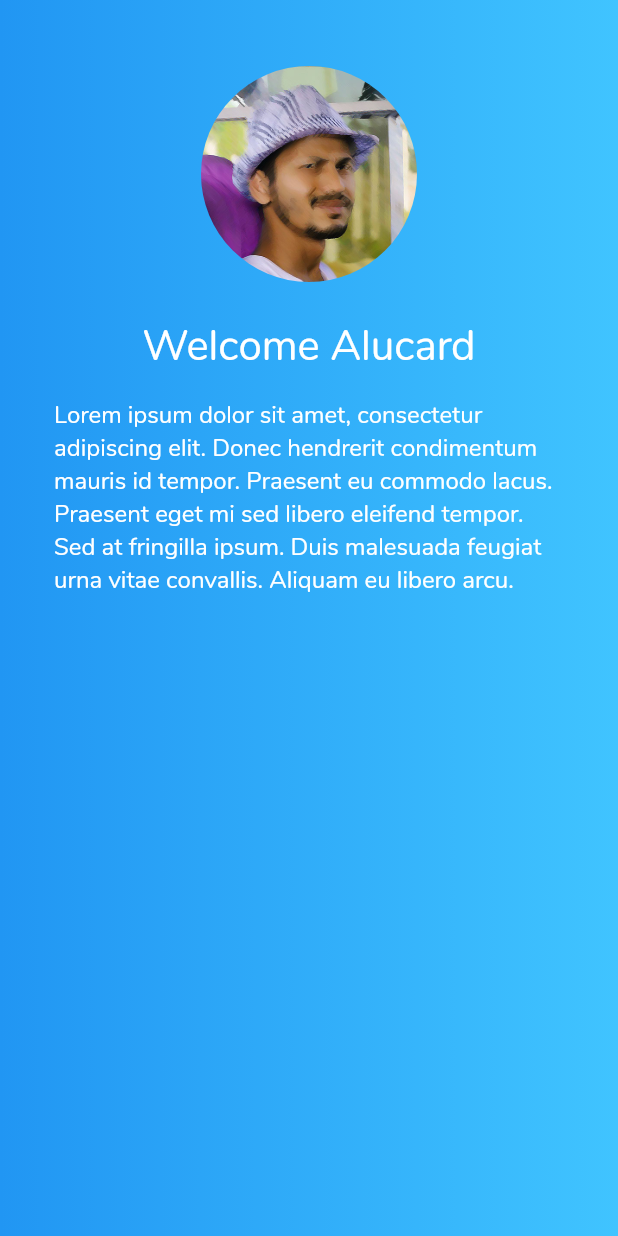
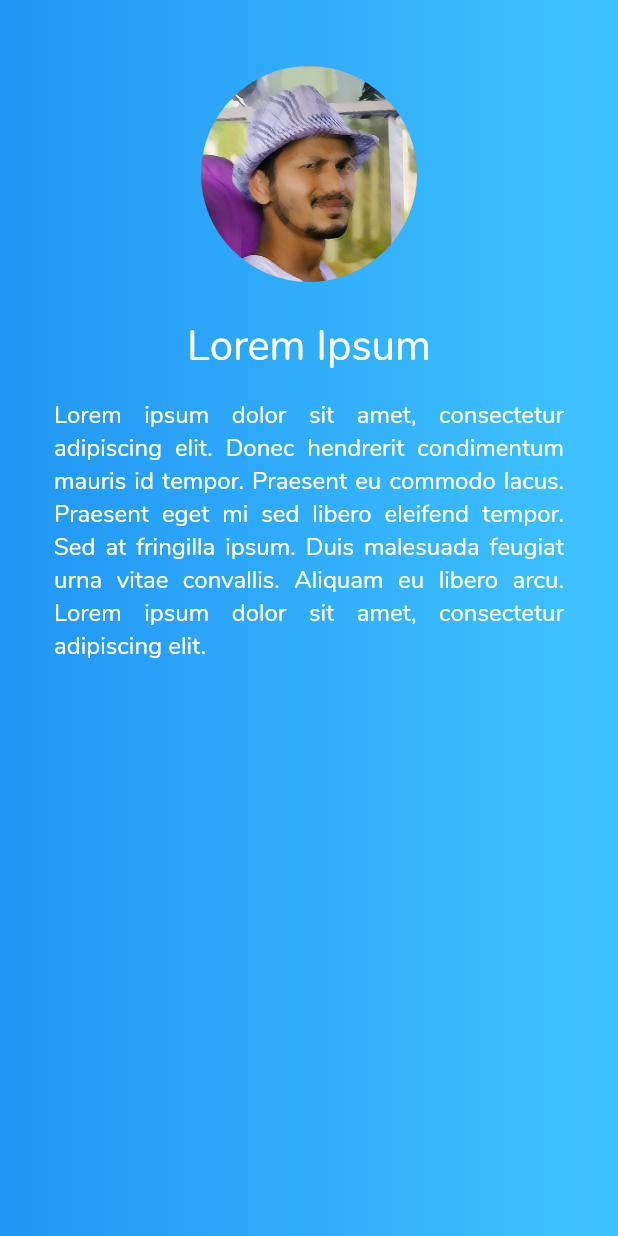
Before and after one commit to Aeontanvir/flutter_basic_login_ui, a Flutter app: the HomePage screen opened directly, on a phone screen of 412 x 824 dp. Run offline on Flutter 3.47's test engine with Material 2 defaults, Android fonts, the phone set to English and light mode, and no system bars.

Commit message:
Home Page add and routes config

```diff
--- a/lib/home_page.dart
+++ b/lib/home_page.dart
@@ -11,7 +11,7 @@ class HomePage extends StatelessWidget {
         child: CircleAvatar(
           radius: 72.0,
           backgroundColor: Colors.transparent,
-          backgroundImage: AssetImage("assets/alucard.jpg"),
+          backgroundImage: AssetImage('assets/alucard.jpg'),
         ),
       ),
     );
@@ -19,7 +19,7 @@ class HomePage extends StatelessWidget {
     final welcome = Padding(
       padding: EdgeInsets.all(8.0),
       child: Text(
-        'Welcome Alucard',
+        'Lorem Ipsum',
         style: TextStyle(
           fontSize: 28.0,
           color: Colors.white,
@@ -30,7 +30,8 @@ class HomePage extends StatelessWidget {
     final lorem = Padding(
       padding: EdgeInsets.all(8.0),
       child: Text(
-        'Lorem ipsum dolor sit amet, consectetur adipiscing elit. Donec hendrerit condimentum mauris id tempor. Praesent eu commodo lacus. Praesent eget mi sed libero eleifend tempor. Sed at fringilla ipsum. Duis malesuada feugiat urna vitae convallis. Aliquam eu libero arcu.',
+        'Lorem ipsum dolor sit amet, consectetur adipiscing elit. Donec hendrerit condimentum mauris id tempor. Praesent eu commodo lacus. Praesent eget mi sed libero eleifend tempor. Sed at fringilla ipsum. Duis malesuada feugiat urna vitae convallis. Aliquam eu libero arcu. Lorem ipsum dolor sit amet, consectetur adipiscing elit.',
+        textAlign: TextAlign.justify,
         style: TextStyle(
           fontSize: 16.0,
           color: Colors.white,
--- a/lib/login_page.dart
+++ b/lib/login_page.dart
@@ -1,4 +1,5 @@
 import 'package:flutter/material.dart';
+import 'package:flutter_basic_login_ui/home_page.dart';
 
 class LoginPage extends StatefulWidget {
   static String tag = 'login-page';
@@ -58,7 +59,9 @@ class _LoginPageState extends State<LoginPage> {
               color: Colors.white,
             ),
           ),
-          onPressed: () {},
+          onPressed: () {
+            Navigator.of(context).pushNamed(HomePage.tag);
+          },
         ),
       ),
     );
--- a/lib/main.dart
+++ b/lib/main.dart
@@ -1,10 +1,16 @@
 import 'package:flutter/material.dart';
 
 import 'home_page.dart';
+import 'login_page.dart';
 
 void main() => runApp(new MyApp());
 
 class MyApp extends StatelessWidget {
+  final routes = <String, WidgetBuilder>{
+    LoginPage.tag: (context) => LoginPage(),
+    HomePage.tag: (context) => HomePage(),
+  };
+
   @override
   Widget build(BuildContext context) {
     return MaterialApp(
@@ -14,7 +20,8 @@ class MyApp extends StatelessWidget {
         primarySwatch: Colors.lightBlue,
         fontFamily: 'Nunito',
       ),
-      home: HomePage(),
+      home: LoginPage(),
+      routes: routes,
     );
   }
 }
```
